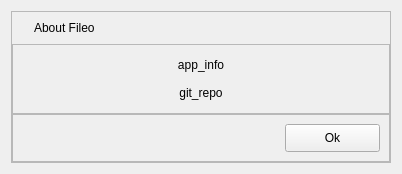
Qt form src/widgets/about.ui (Michal-D4/fileo) before a commit.
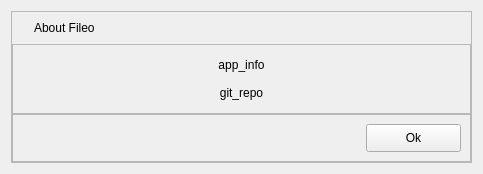
The same form after that commit.

The edit to the form file:
```diff
--- a/src/widgets/about.ui
+++ b/src/widgets/about.ui
@@ -6,7 +6,7 @@
    <rect>
     <x>0</x>
     <y>0</y>
-    <width>402</width>
+    <width>483</width>
     <height>174</height>
    </rect>
   </property>
```
